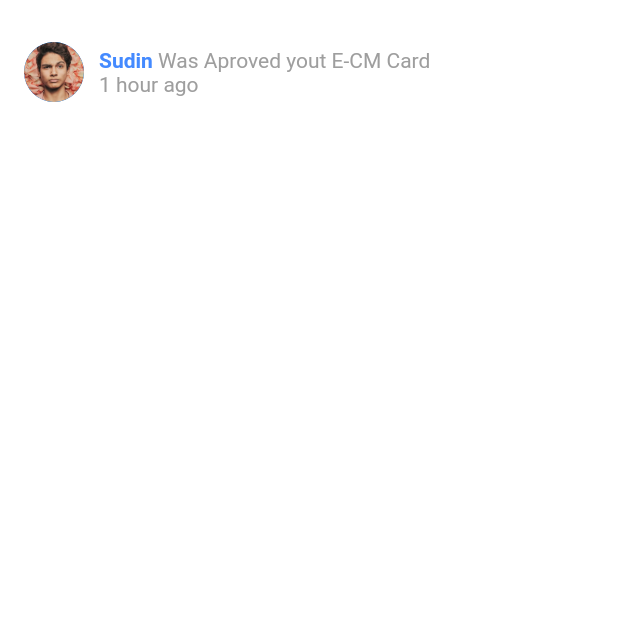
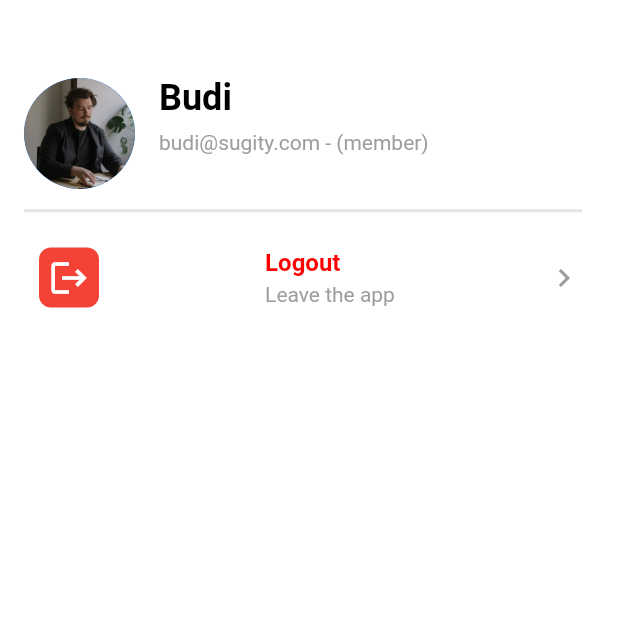
Before and after one commit to RDLMobileDev/clone_ecm, a Flutter app: the AccountMember screen opened directly, on a phone screen of 412 x 824 dp, the top half of it. Run offline on Flutter 3.47's test engine with Material 2 defaults, Android fonts, the phone set to English and light mode, and no system bars; our stand-ins replace get.

Commit message:
+layouting account

```diff
--- a/lib/homepage/account/view/account.dart
+++ b/lib/homepage/account/view/account.dart
@@ -19,45 +19,98 @@ class _AccountMemberState extends State<AccountMember> {
               crossAxisAlignment: CrossAxisAlignment.start,
               children: [
                 Row(
+                  crossAxisAlignment: CrossAxisAlignment.center,
                   children: [
-                  CircleAvatar(
+                    Container(
+                      margin: EdgeInsets.only(top: 24),
+                      width: 74,
+                      height: 74,
+                      child: CircleAvatar(
                         backgroundImage: AssetImage(
-                      "assets/images/sudin.png",
+                          "assets/images/budi.png",
                         ),
                       ),
-                  SizedBox(width: 10),
+                    ),
+                    SizedBox(width: 16),
                     Column(
                       crossAxisAlignment: CrossAxisAlignment.start,
                       children: [
-                      RichText(
-                        textAlign: TextAlign.center,
-                        text: TextSpan(
+                        Text(
+                          "Budi",
                           style: TextStyle(
+                            fontSize: 24,
                             color: Colors.black,
-                            fontSize: 14.0,
+                            fontWeight: FontWeight.bold,
                           ),
-                          children: [
-                            TextSpan(
-                              text: "Sudin",
-                              style: TextStyle(
-                                  fontSize: 14,
-                                  fontWeight: FontWeight.bold,
-                                  color: Colors.blueAccent),
                         ),
-                            TextSpan(text: " "),
-                            TextSpan(
-                              text: "Was Aproved yout E-CM Card",
-                              style:
-                                  TextStyle(fontSize: 14, color: Colors.grey),
+                        SizedBox(height: 8),
+                        Text(
+                          "budi@sugity.com - (member)",
+                          style: TextStyle(fontSize: 14, color: Colors.grey),
                         )
                       ],
                     ),
+                  ],
                 ),
+                Divider(
+                  height: 29,
+                  thickness: 2,
+                  color: Color(0xffE3E5E5),
+                ),
+                Container(
+                  child: Center(
+                    child: Column(
+                      crossAxisAlignment: CrossAxisAlignment.start,
+                      children: [
+                        Row(
+                          mainAxisAlignment: MainAxisAlignment.spaceBetween,
+                          crossAxisAlignment: CrossAxisAlignment.center,
+                          children: [
+                            Container(
+                              width: 40.0,
+                              height: 40.0,
+                              margin: EdgeInsets.all(10.0),
+                              decoration: BoxDecoration(
+                                color: Colors.red,
+                                borderRadius: BorderRadius.circular(8.0),
+                              ),
+                              child: Column(
+                                mainAxisAlignment: MainAxisAlignment.center,
+                                children: [
+                                  Container(
+                                    child: Icon(
+                                      Icons.logout,
+                                      size: 28,
+                                      color: Colors.white,
+                                    ),
+                                  ),
+                                ],
+                              ),
+                            ),
+                            Column(
+                              crossAxisAlignment: CrossAxisAlignment.start,
+                              children: [
                                 Text(
-                        "1 hour ago",
-                        style: TextStyle(fontSize: 14, color: Colors.grey),
-                      )
+                                  "Logout",
+                                  style: TextStyle(
+                                    fontSize: 16,
+                                    color: Color(0xffFF0000),
+                                    fontWeight: FontWeight.bold,
+                                  ),
+                                ),
+                                SizedBox(height: 4),
+                                Text(
+                                  "Leave the app",
+                                  style: TextStyle(
+                                    fontSize: 14,
+                                    color: Colors.grey,
+                                  ),
+                                ),
                               ],
+                            ),
+                            Icon(
+                              Icons.keyboard_arrow_right,
+                              color: Colors.grey,
                             ),
                           ],
                         ),
@@ -65,6 +118,9 @@ class _AccountMemberState extends State<AccountMember> {
                     ),
                   ),
                 ),
-    );
+              ],
+            ),
+          ),
+        ));
   }
 }
--- a/lib/main.dart
+++ b/lib/main.dart
@@ -1,6 +1,6 @@
 //import 'package:e_cm/auth/view/splash_screen.dart';
 // import 'package:e_cm/homepage/dashboard.dart';
-import 'package:e_cm/auth/view/login.dart';
+import 'package:e_cm/homepage/account/view/account.dart';
 import 'package:flutter/material.dart';
 import 'package:get/get_navigation/src/root/get_material_app.dart';
 
@@ -17,7 +17,7 @@ class MyApp extends StatelessWidget {
     // ignore: prefer_const_constructors
     return GetMaterialApp(
       debugShowCheckedModeBanner: false,
-      home: LogIn(),
+      home: AccountMember(),
     );
   }
 }
```
Lines whose indentation alone changed are shown as unchanged.
